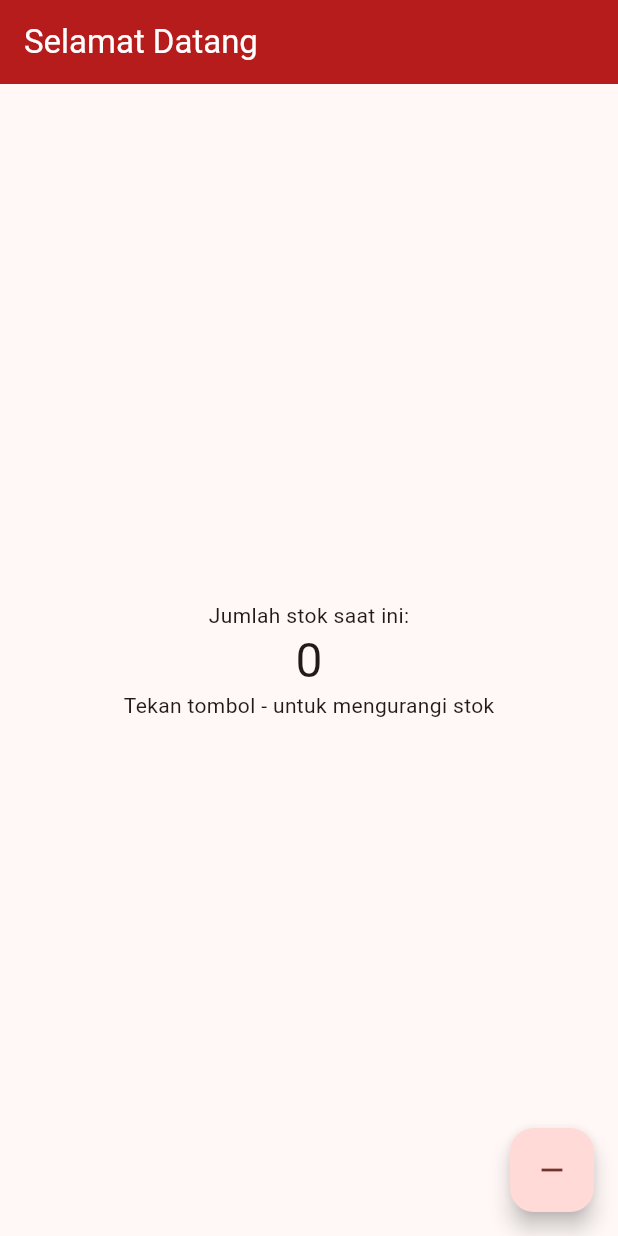
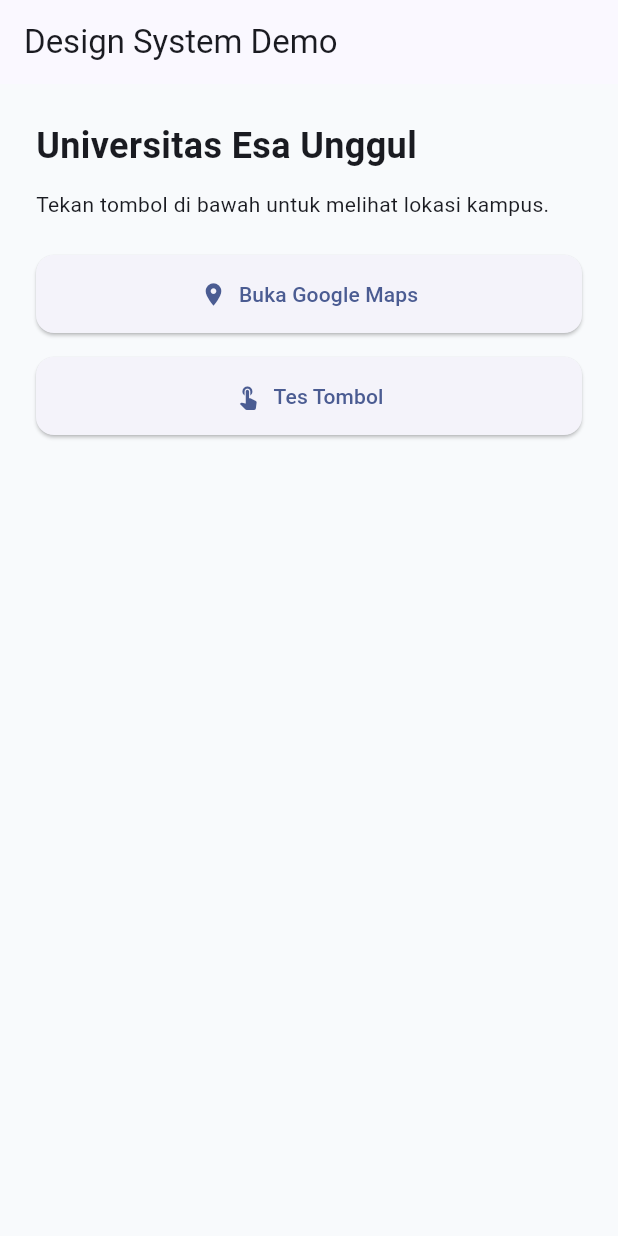
Before and after one commit to kvinn-dev/kevin-yulian-pamungkas_kelompok-4_kh001, a Flutter app: the screen it shows after launch, on a phone screen of 412 x 824 dp. Run offline on Flutter 3.47's test engine with Material 3 defaults, Android fonts, the phone set to English and light mode, and no system bars.

Commit message:
feat: menambahkan AppTheme, reusable AppButton, dan integrasi url_launcher untuk membuka Google Maps.

```diff
--- a/lib/main.dart
+++ b/lib/main.dart
@@ -1,4 +1,8 @@
+
 import 'package:flutter/material.dart';
+
+import 'theme/app_theme.dart';
+import 'widgets/app_button.dart';
 
 void main() {
   runApp(const MyApp());
@@ -7,119 +11,71 @@
 class MyApp extends StatelessWidget {
   const MyApp({super.key});
 
-  // This widget is the root of your application.
   @override
   Widget build(BuildContext context) {
     return MaterialApp(
-      title: 'Flutter Demo',
-      theme: ThemeData(
-        // This is the theme of your application.
-        //
-        // TRY THIS: Try running your application with "flutter run". You'll see
-        // the application has a purple toolbar. Then, without quitting the app,
-        // try changing the seedColor in the colorScheme below to Colors.green
-        // and then invoke "hot reload" (save your changes or press the "hot
-        // reload" button in a Flutter-supported IDE, or press "r" if you used
-        // the command line to start the app).
-        //
-        // Notice that the counter didn't reset back to zero; the application
-        // state is not lost during the reload. To reset the state, use hot
-        // restart instead.
-        //
-        // This works for code too, not just values: Most code changes can be
-        // tested with just a hot reload.
-        colorScheme: .fromSeed(seedColor: Colors.red.shade900),
-      ),
-      home: const MyHomePage(title: 'Selamat Datang'),
+      debugShowCheckedModeBanner: false,
+      theme: AppTheme.light,
+      home: const HomePage(),
     );
   }
 }
 
-class MyHomePage extends StatefulWidget {
-  const MyHomePage({super.key, required this.title});
-
-  // This widget is the home page of your application. It is stateful, meaning
-  // that it has a State object (defined below) that contains fields that affect
-  // how it looks.
-
-  // This class is the configuration for the state. It holds the values (in this
-  // case the title) provided by the parent (in this case the App widget) and
-  // used by the build method of the State. Fields in a Widget subclass are
-  // always marked "final".
-
-  final String title;
-
-  @override
-  State<MyHomePage> createState() => _MyHomePageState();
-}
-
-class _MyHomePageState extends State<MyHomePage> {
-  int _counter = 0;
-
-  // void _incrementCounter() {
-  //   setState(() {
-  //     // This call to setState tells the Flutter framework that something has
-  //     // changed in this State, which causes it to rerun the build method below
-  //     // so that the display can reflect the updated values. If we changed
-  //     // _counter without calling setState(), then the build method would not be
-  //     // called again, and so nothing would appear to happen.
-  //     _counter++;
-  //   });
-  // }
-
-  void _decrementCounter() {
-    setState(() {
-      _counter--;
-    });
-  }
+class HomePage extends StatelessWidget {
+  const HomePage({super.key});
 
   @override
   Widget build(BuildContext context) {
-    // This method is rerun every time setState is called, for instance as done
-    // by the _incrementCounter method above.
-    //
-    // The Flutter framework has been optimized to make rerunning build methods
-    // fast, so that you can just rebuild anything that needs updating rather
-    // than having to individually change instances of widgets.
     return Scaffold(
       appBar: AppBar(
-        // TRY THIS: Try changing the color here to a specific color (to
-        // Colors.amber, perhaps?) and trigger a hot reload to see the AppBar
-        // change color while the other colors stay the same.
-        backgroundColor: Colors.red.shade900,
-        // Here we take the value from the MyHomePage object that was created by
-        // the App.build method, and use it to set our appbar title.
-        title: Text(widget.title, style: const TextStyle(color: Colors.white)),
+        title: const Text('Design System Demo'),
       ),
-      body: Center(
-        // Center is a layout widget. It takes a single child and positions it
-        // in the middle of the parent.
+      body: Padding(
+        padding: const EdgeInsets.all(24),
         child: Column(
-          // Column is also a layout widget. It takes a list of children and
-          // arranges them vertically. By default, it sizes itself to fit its
-          // children horizontally, and tries to be as tall as its parent.
-          //
-          // Column has various properties to control how it sizes itself and
-          // how it positions its children. Here we use mainAxisAlignment to
-          // center the children vertically; the main axis here is the vertical
-          // axis because Columns are vertical (the cross axis would be
-          // horizontal).
-          //
-          // TRY THIS: Invoke "debug painting" (choose the "Toggle Debug Paint"
-          // action in the IDE, or press "p" in the console), to see the
-          // wireframe for each widget.
-          mainAxisAlignment: .center,
+          crossAxisAlignment: CrossAxisAlignment.start,
           children: [
-            const Text('Jumlah stok saat ini:'),
-            Text('$_counter', style: Theme.of(context).textTheme.headlineLarge),
-            const Text('Tekan tombol - untuk mengurangi stok'),
+            const Text(
+              'Universitas Esa Unggul',
+              style: TextStyle(
+                fontSize: 24,
+                fontWeight: FontWeight.bold,
+              ),
+            ),
+            const SizedBox(height: 12),
+            const Text(
+              'Tekan tombol di bawah untuk melihat lokasi kampus.',
+            ),
+            const SizedBox(height: 24),
+
+            // Tombol untuk membuka Google Maps
+            AppButton(
+              label: 'Buka Google Maps',
+              icon: Icons.location_on,
+              url:
+                  'https://maps.app.goo.gl/j7xrWZgpYSE92jeb8',
+            ),
+
+            const SizedBox(height: 16),
+
+            // Tombol untuk menguji aksi internal
+            AppButton(
+              label: 'Tes Tombol',
+              icon: Icons.touch_app,
+              onPressed: () {
+                debugPrint('Tombol berhasil ditekan!');
+
+                ScaffoldMessenger.of(context).showSnackBar(
+                  const SnackBar(
+                    content: Text(
+                      'Tombol berhasil ditekan!',
+                    ),
+                  ),
+                );
+              },
+            ),
           ],
         ),
-      ),
-      floatingActionButton: FloatingActionButton(
-        onPressed: _decrementCounter,
-        tooltip: 'Decrement',
-        child: const Icon(Icons.remove),
       ),
     );
   }
--- /dev/null
+++ b/lib/theme/app_theme.dart
@@ -0,0 +1,16 @@
+
+import 'package:flutter/material.dart';
+
+class AppTheme {
+  static final ThemeData light = ThemeData(
+    useMaterial3: true,
+
+    // Warna utama aplikasi
+    colorScheme: ColorScheme.fromSeed(
+      seedColor: const Color(0xFF2563EB),
+    ),
+
+    // Warna latar belakang
+    scaffoldBackgroundColor: const Color(0xFFF8FAFC),
+  );
+}
--- /dev/null
+++ b/lib/widgets/app_button.dart
@@ -0,0 +1,65 @@
+
+import 'package:flutter/material.dart';
+import 'package:url_launcher/url_launcher.dart';
+
+class AppButton extends StatelessWidget {
+  final String label;
+  final IconData icon;
+  final String? url;
+  final VoidCallback? onPressed;
+
+  const AppButton({
+    super.key,
+    required this.label,
+    required this.icon,
+    this.url,
+    this.onPressed,
+  });
+
+  Future<void> _handlePressed(BuildContext context) async {
+    // Jika ada aksi internal, jalankan aksi tersebut.
+    if (onPressed != null) {
+      onPressed!();
+      return;
+    }
+
+    // Jika ada URL, buka aplikasi eksternal.
+    if (url != null) {
+      final Uri uri = Uri.parse(url!);
+
+      final bool success = await launchUrl(
+        uri,
+        mode: LaunchMode.externalApplication,
+      );
+
+      if (!success && context.mounted) {
+        ScaffoldMessenger.of(context).showSnackBar(
+          const SnackBar(
+            content: Text('Gagal membuka URL.'),
+          ),
+        );
+      }
+    }
+  }
+
+  @override
+  Widget build(BuildContext context) {
+    return SizedBox(
+      width: double.infinity,
+      child: ElevatedButton.icon(
+        onPressed: () => _handlePressed(context),
+        icon: Icon(icon),
+        label: Text(label),
+        style: ElevatedButton.styleFrom(
+          padding: const EdgeInsets.symmetric(
+            horizontal: 20,
+            vertical: 16,
+          ),
+          shape: RoundedRectangleBorder(
+            borderRadius: BorderRadius.circular(12),
+          ),
+        ),
+      ),
+    );
+  }
+}
--- a/pubspec.yaml
+++ b/pubspec.yaml
@@ -34,6 +34,7 @@
   # The following adds the Cupertino Icons font to your application.
   # Use with the CupertinoIcons class for iOS style icons.
   cupertino_icons: ^1.0.8
+  url_launcher: ^6.3.3
 
 dev_dependencies:
   flutter_test:
```
Also changed, not shown: pubspec.lock, 5 other files.
